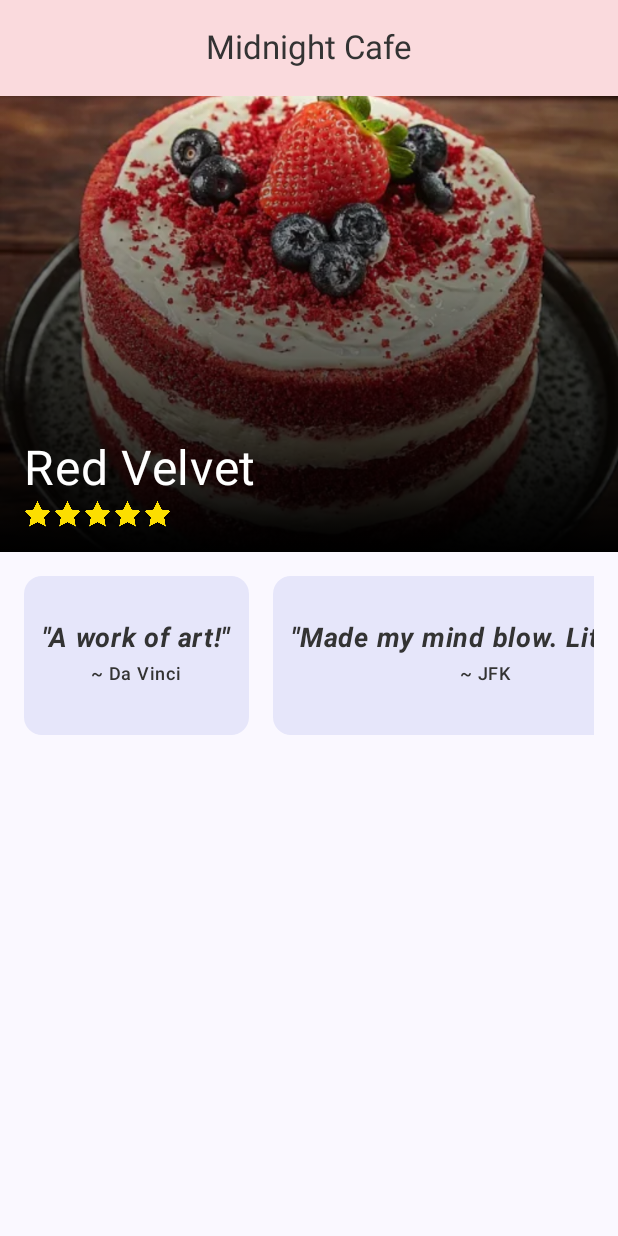
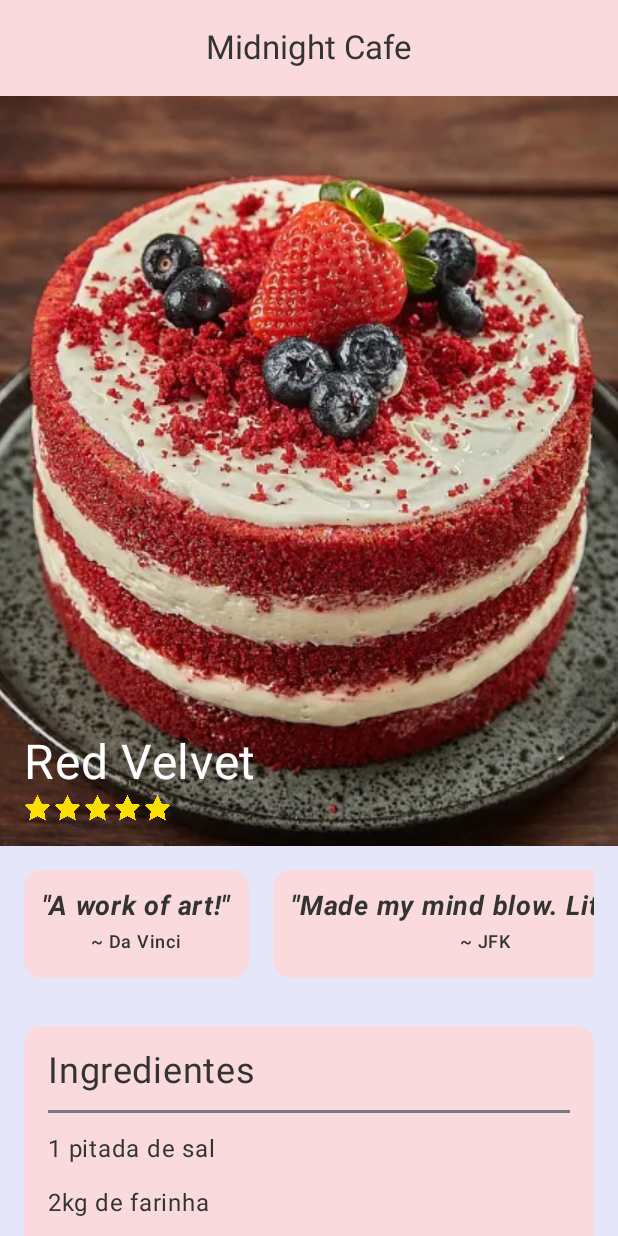
Before and after one commit to entr0pie/MidnightCafe, an Android app built with Jetpack Compose: the screen it shows after launch (MainActivity), after a tap on "Red Velvet", on a phone screen of 412 x 824 dp. Run offline under Robolectric (Android 15) with nearby library versions, the phone set to English and light mode, and no system bars.

Commit message:
feat: add recipe detail screen

```diff
--- a/app/src/main/java/tandera/hackerspace/midnightcafe/MainActivity.kt
+++ b/app/src/main/java/tandera/hackerspace/midnightcafe/MainActivity.kt
@@ -4,7 +4,9 @@ import android.os.Bundle
 import androidx.activity.ComponentActivity
 import androidx.activity.compose.setContent
 import androidx.activity.enableEdgeToEdge
+import androidx.compose.foundation.background
 import androidx.compose.foundation.layout.Box
+import androidx.compose.foundation.layout.fillMaxSize
 import androidx.compose.foundation.layout.padding
 import androidx.compose.material3.Scaffold
 import androidx.compose.runtime.Composable
@@ -18,6 +20,7 @@ import tandera.hackerspace.midnightcafe.ui.components.common.MainTopBar
 import tandera.hackerspace.midnightcafe.ui.screens.tinder.RecipeDetailsScreen
 import tandera.hackerspace.midnightcafe.ui.screens.tinder.TinderScreen
 import tandera.hackerspace.midnightcafe.ui.theme.MidnightCafeTheme
+import tandera.hackerspace.midnightcafe.ui.theme.Palette
 
 class MainActivity : ComponentActivity() {
     override fun onCreate(savedInstanceState: Bundle?) {
@@ -25,11 +28,15 @@ class MainActivity : ComponentActivity() {
         enableEdgeToEdge()
         setContent {
             MidnightCafeTheme {
-                Scaffold(
-                    topBar = { MainTopBar() }
-                ) { innerPadding ->
-                    Box(modifier = Modifier.padding(innerPadding)) {
-                        NavigationGraph()
+                Box(modifier = Modifier
+                    .fillMaxSize()
+                    .background(Palette.Lavender)) {
+                    Scaffold(
+                        topBar = { MainTopBar() }
+                    ) { innerPadding ->
+                        Box(modifier = Modifier.padding(innerPadding)) {
+                            NavigationGraph()
+                        }
                     }
                 }
             }
--- /dev/null
+++ b/app/src/main/java/tandera/hackerspace/midnightcafe/ui/components/common/VerticalList.kt
@@ -0,0 +1,46 @@
+package tandera.hackerspace.midnightcafe.ui.components.common
+
+import androidx.compose.foundation.layout.Arrangement
+import androidx.compose.foundation.layout.Column
+import androidx.compose.foundation.layout.ColumnScope
+import androidx.compose.foundation.layout.fillMaxSize
+import androidx.compose.foundation.layout.fillMaxWidth
+import androidx.compose.foundation.layout.padding
+import androidx.compose.material3.Card
+import androidx.compose.material3.HorizontalDivider
+import androidx.compose.material3.Text
+import androidx.compose.runtime.Composable
+import androidx.compose.ui.Modifier
+import androidx.compose.ui.tooling.preview.Preview
+import androidx.compose.ui.unit.dp
+import androidx.compose.ui.unit.sp
+import tandera.hackerspace.midnightcafe.ui.theme.Palette
+
+@Composable
+fun VerticalList(
+    title: String,
+    modifier: Modifier = Modifier,
+    content: @Composable ColumnScope.() -> Unit = {}
+) {
+    Card(modifier = modifier, colors = Palette.CARD_COLORS) {
+        Column(
+            modifier = Modifier
+                .padding(16.dp)
+                .fillMaxWidth(),
+            verticalArrangement = Arrangement.spacedBy(12.dp)
+        ) {
+            Text(text = title, fontSize = 24.sp)
+            HorizontalDivider(thickness = 2.dp)
+            content()
+        }
+    }
+}
+
+@Preview
+@Composable
+fun VerticalListPreview() {
+    VerticalList("Vertical List Title") {
+        Text(text = "FIRST ELEMENT")
+        Text(text = "SECOND ELEMENT")
+    }
+}
--- a/app/src/main/java/tandera/hackerspace/midnightcafe/ui/components/recipe/comment/RecipeCommentCard.kt
+++ b/app/src/main/java/tandera/hackerspace/midnightcafe/ui/components/recipe/comment/RecipeCommentCard.kt
@@ -9,7 +9,6 @@ import androidx.compose.foundation.layout.height
 import androidx.compose.foundation.layout.padding
 import androidx.compose.foundation.layout.width
 import androidx.compose.material3.Card
-import androidx.compose.material3.CardColors
 import androidx.compose.material3.Text
 import androidx.compose.runtime.Composable
 import androidx.compose.ui.Alignment
@@ -23,13 +22,6 @@ import androidx.compose.ui.unit.sp
 import tandera.hackerspace.midnightcafe.ui.models.RecipeCommentModel
 import tandera.hackerspace.midnightcafe.ui.theme.Palette
 
-private val CARD_COLORS = CardColors(
-    Palette.Lavender,
-    Palette.Jet,
-    Palette.Timberwolf,
-    Palette.Jet
-)
-
 @Composable
 fun RecipeCommentCard(
     recipeComment: RecipeCommentModel,
@@ -37,7 +29,7 @@ fun RecipeCommentCard(
     commentSize: TextUnit = 18.sp,
     authorSize: TextUnit = 12.sp
 ) {
-    Card(modifier = modifier, colors = CARD_COLORS) {
+    Card(modifier = modifier, colors = Palette.CARD_COLORS) {
         Column(
             modifier = Modifier
                 .fillMaxSize()
--- a/app/src/main/java/tandera/hackerspace/midnightcafe/ui/screens/tinder/RecipeDetailsScreen.kt
+++ b/app/src/main/java/tandera/hackerspace/midnightcafe/ui/screens/tinder/RecipeDetailsScreen.kt
@@ -1,12 +1,15 @@
 package tandera.hackerspace.midnightcafe.ui.screens.tinder
 
+import androidx.compose.foundation.background
 import androidx.compose.foundation.layout.Arrangement
 import androidx.compose.foundation.layout.Box
-import androidx.compose.foundation.layout.Column
 import androidx.compose.foundation.layout.fillMaxHeight
+import androidx.compose.foundation.layout.fillMaxSize
 import androidx.compose.foundation.layout.fillMaxWidth
 import androidx.compose.foundation.layout.padding
+import androidx.compose.foundation.lazy.LazyColumn
 import androidx.compose.foundation.lazy.LazyRow
+import androidx.compose.material3.Text
 import androidx.compose.runtime.Composable
 import androidx.compose.ui.Modifier
 import androidx.compose.ui.unit.dp
@@ -14,13 +17,21 @@ import androidx.compose.ui.unit.sp
 import androidx.navigation.NavController
 import tandera.hackerspace.midnightcafe.R
 import tandera.hackerspace.midnightcafe.ui.components.common.Score
+import tandera.hackerspace.midnightcafe.ui.components.common.VerticalList
 import tandera.hackerspace.midnightcafe.ui.components.recipe.card.RecipeCard
 import tandera.hackerspace.midnightcafe.ui.components.recipe.comment.RecipeCommentCard
 import tandera.hackerspace.midnightcafe.ui.models.RecipeCommentModel
+import tandera.hackerspace.midnightcafe.ui.theme.Palette
 
 @Composable
 fun RecipeDetailsScreen(navController: NavController) {
-    Column {
+    Box(
+        modifier = Modifier
+            .fillMaxSize()
+            .background(Palette.Lavender),
+    ) {
+        LazyColumn {
+            item {
                 Box(
                     modifier = Modifier
                         .fillMaxWidth()
@@ -35,9 +46,14 @@ fun RecipeDetailsScreen(navController: NavController) {
                         starSize = 18.dp
                     )
                 }
+            }
 
-        CommentCarousel()
+            item { CommentCarousel() }
+            item { IngredientsList() }
+            item { RecipeStepsList() }
         }
+    }
+
 }
 
 @Composable
@@ -62,3 +78,41 @@ fun CommentCarousel() {
         }
     }
 }
+
+@Composable
+fun IngredientsList() {
+    val ingredients = listOf(
+        "1 pitada de sal",
+        "2kg de farinha",
+        "muuuitos morangos"
+    )
+
+    VerticalList(
+        modifier = Modifier
+            .fillMaxWidth()
+            .padding(16.dp), title = "Ingredientes"
+    ) {
+        ingredients.forEach {
+            Text(text = it)
+        }
+    }
+}
+
+@Composable
+fun RecipeStepsList() {
+    val steps = listOf(
+        "aqueca o forno em 200 graus celsius",
+        "amasse os melhores morangos em um pote",
+        "pegue dois ovos e retire a gema"
+    )
+
+    VerticalList(
+        modifier = Modifier
+            .fillMaxWidth()
+            .padding(16.dp), title = "Modo de preparo"
+    ) {
+        steps.forEach {
+            Text(text = it)
+        }
+    }
+}
--- a/app/src/main/java/tandera/hackerspace/midnightcafe/ui/theme/Color.kt
+++ b/app/src/main/java/tandera/hackerspace/midnightcafe/ui/theme/Color.kt
@@ -1,5 +1,6 @@
 package tandera.hackerspace.midnightcafe.ui.theme
 
+import androidx.compose.material3.CardColors
 import androidx.compose.ui.graphics.Color
 
 val Purple80 = Color(0xFFD0BCFF)
@@ -21,4 +22,6 @@ object Palette {
     val Jet = Color(0xFF333333)
     val Bittersweet = Color(0xFFFF6961)
     val LightOrange = Color(0xFFFFDAB9)
+
+    val CARD_COLORS = CardColors(MistyRose, Jet, Timberwolf, Jet)
 }
--- a/app/src/main/java/tandera/hackerspace/midnightcafe/ui/theme/Theme.kt
+++ b/app/src/main/java/tandera/hackerspace/midnightcafe/ui/theme/Theme.kt
@@ -14,14 +14,16 @@ private val DarkColorScheme = darkColorScheme(
     primary = Purple80,
     secondary = PurpleGrey80,
     tertiary = Pink80,
-    background = Palette.Lavender
+    background = Palette.Lavender,
+    onBackground = Palette.Lavender,
 )
 
 private val LightColorScheme = lightColorScheme(
     primary = Palette.MistyRose,
     secondary = Palette.Lavender,
     tertiary = Palette.MintyGreen,
-    background = Palette.Lavender
+    background = Palette.Lavender,
+    onBackground = Palette.Lavender,
 
     /* Other default colors to override
     background = Color(0xFFFFFBFE),
```
Lines whose indentation alone changed are shown as unchanged.
